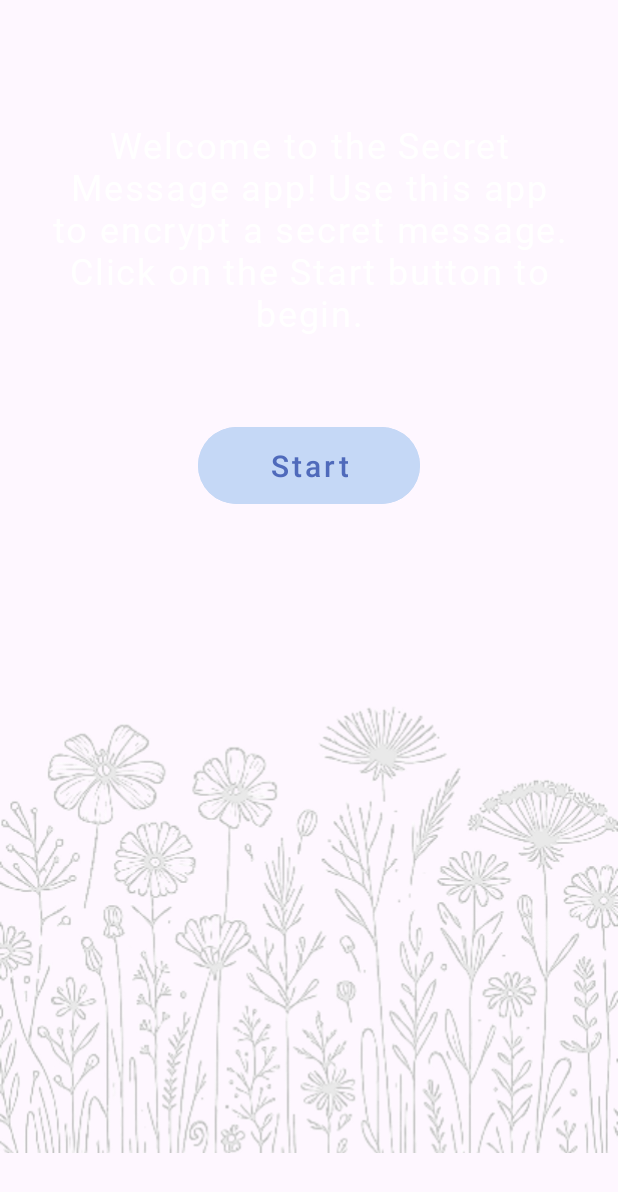
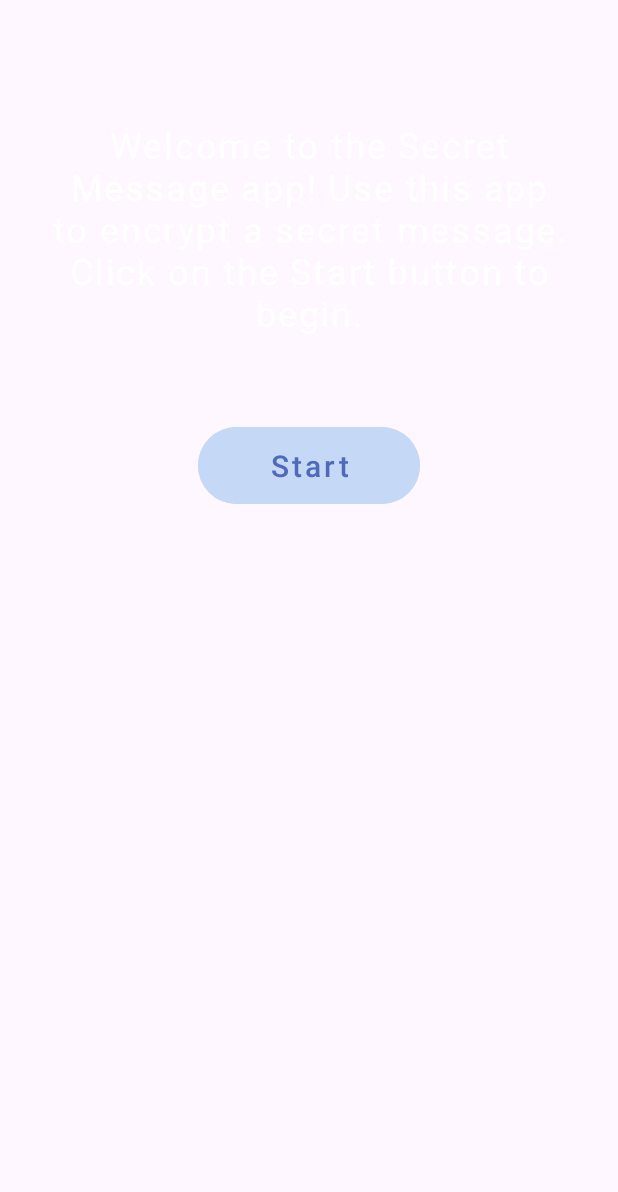
Before and after one commit to The-uncanny-valley/SecretMessage, an Android app: the layout fragment_welcome.xml on its own in the app's theme, with its tools: preview values and no code run, on a phone screen of 412 x 824 dp. Shown: the top 1192 px of the screen. Run offline under Robolectric (Android 15) with nearby library versions, the phone set to English and light mode, and no system bars.

Commit message:
Enhance WelcomeFragment navigation and UI

```diff
--- a/app/src/main/res/layout/fragment_welcome.xml
+++ b/app/src/main/res/layout/fragment_welcome.xml
@@ -1,13 +1,13 @@
 <?xml version="1.0" encoding="utf-8"?>
 
 <LinearLayout xmlns:android="http://schemas.android.com/apk/res/android"
+    xmlns:tools="http://schemas.android.com/tools"
     android:layout_width="match_parent"
     android:layout_height="match_parent"
-    xmlns:tools="http://schemas.android.com/tools"
+    android:layout_marginTop="16dp"
     android:gravity="center_horizontal"
-    android:layout_marginTop="16dp"
-    tools:context=".WelcomeFragment"
-    android:orientation="vertical">
+    android:orientation="vertical"
+    tools:context=".WelcomeFragment">
 
     <TextView
         android:layout_width="match_parent"
@@ -34,10 +34,4 @@
         android:textColor="@color/button_text"
         android:textSize="20sp" />
 
-    <ImageView
-        android:layout_width="match_parent"
-        android:contentDescription="@null"
-        android:layout_height="match_parent"
-        android:src="@drawable/plants" />
-
 </LinearLayout>
```
